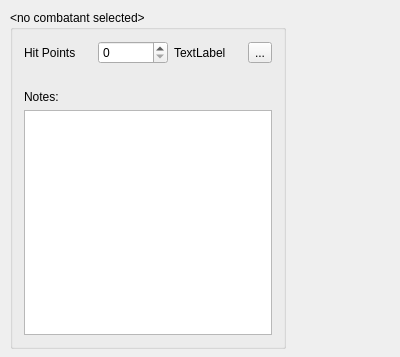
smithbt/EncounterManager, file CombatantWidget.ui: the form before one commit.
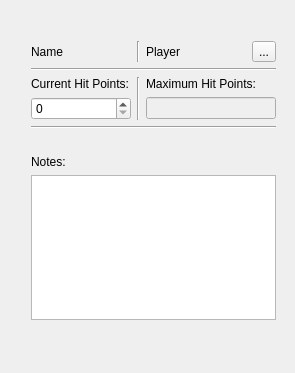
The form after the commit.

Commit message:
Can now roll initiative and see more detailed info on selected combatant
[EncounterManager]
 -> Added menu actions for adding/removing compatants, rolling initiative, showing combatant info
[CombatantWidget]
 -> New function to update info
 -> Updated UI to show more information
[CombatantModel]
 -> enumerated column numbers.
 -> added constructor for Combatant and separate initRoll

The edit to the form file:
```diff
--- a/CombatantWidget.ui
+++ b/CombatantWidget.ui
@@ -6,26 +6,57 @@
    <rect>
     <x>0</x>
     <y>0</y>
-    <width>400</width>
-    <height>357</height>
+    <width>295</width>
+    <height>373</height>
    </rect>
   </property>
   <property name="windowTitle">
    <string>CombatantWidget</string>
   </property>
-  <widget class="QGroupBox" name="currentCombatant">
+  <widget class="QWidget" name="">
    <property name="geometry">
     <rect>
-     <x>10</x>
-     <y>10</y>
-     <width>276</width>
-     <height>339</height>
+     <x>20</x>
+     <y>30</y>
+     <width>267</width>
+     <height>301</height>
     </rect>
    </property>
-   <property name="title">
-    <string>&lt;no combatant selected&gt;</string>
-   </property>
    <layout class="QGridLayout" name="gridLayout">
+    <item row="3" column="0">
+     <widget class="QSpinBox" name="curHPSpinBox"/>
+    </item>
+    <item row="2" column="0">
+     <widget class="QLabel" name="curHPLabel">
+      <property name="text">
+       <string>Current Hit Points:</string>
+      </property>
+      <property name="buddy">
+       <cstring>curHPSpinBox</cstring>
+      </property>
+     </widget>
+    </item>
+    <item row="0" column="0">
+     <widget class="QLabel" name="nameLabel">
+      <property name="text">
+       <string>Name</string>
+      </property>
+     </widget>
+    </item>
+    <item row="0" column="1">
+     <widget class="Line" name="playerLine">
+      <property name="orientation">
+       <enum>Qt::Vertical</enum>
+      </property>
+     </widget>
+    </item>
+    <item row="0" column="2">
+     <widget class="QLabel" name="playerLabel">
+      <property name="text">
+       <string>Player</string>
+      </property>
+     </widget>
+    </item>
     <item row="0" column="3">
      <widget class="QToolButton" name="editButton">
       <property name="text">
@@ -33,17 +64,10 @@
       </property>
      </widget>
     </item>
-    <item row="0" column="1">
-     <widget class="QSpinBox" name="curHPSpinBox"/>
+    <item row="7" column="0" colspan="4">
+     <widget class="QTextEdit" name="notesEdit"/>
     </item>
-    <item row="0" column="2">
-     <widget class="QLabel" name="maxHPLabel">
-      <property name="text">
-       <string>TextLabel</string>
-      </property>
-     </widget>
-    </item>
-    <item row="4" column="0">
+    <item row="6" column="0" colspan="4">
      <widget class="QLabel" name="notesLabel">
       <property name="text">
        <string>Notes:</string>
@@ -51,22 +75,50 @@
      </widget>
     </item>
     <item row="5" column="0" colspan="4">
-     <widget class="QTextEdit" name="notesEdit"/>
-    </item>
-    <item row="0" column="0">
-     <widget class="QLabel" name="hpLabel">
-      <property name="text">
-       <string>Hit Points</string>
-      </property>
-     </widget>
-    </item>
-    <item row="3" column="0" colspan="4">
      <widget class="QLabel" name="otherInfo">
       <property name="text">
        <string>&lt;no info available&gt;</string>
       </property>
      </widget>
     </item>
+    <item row="4" column="0" colspan="4">
+     <widget class="Line" name="hpLine">
+      <property name="orientation">
+       <enum>Qt::Horizontal</enum>
+      </property>
+     </widget>
+    </item>
+    <item row="1" column="0" colspan="4">
+     <widget class="Line" name="titleLine">
+      <property name="orientation">
+       <enum>Qt::Horizontal</enum>
+      </property>
+     </widget>
+    </item>
+    <item row="2" column="2" colspan="2">
+     <widget class="QLabel" name="maxHPLabel">
+      <property name="text">
+       <string>Maximum Hit Points:</string>
+      </property>
+      <property name="buddy">
+       <cstring>maxHPEdit</cstring>
+      </property>
+     </widget>
+    </item>
+    <item row="3" column="2" colspan="2">
+     <widget class="QLineEdit" name="maxHPEdit">
+      <property name="enabled">
+       <bool>false</bool>
+      </property>
+     </widget>
+    </item>
+    <item row="2" column="1" rowspan="2">
+     <widget class="Line" name="hpSeparatorLine">
+      <property name="orientation">
+       <enum>Qt::Vertical</enum>
+      </property>
+     </widget>
+    </item>
    </layout>
   </widget>
  </widget>
```
Left out of the diff: 3 changed lines with no effect on the pictures. The commit also changes 7 other files.
